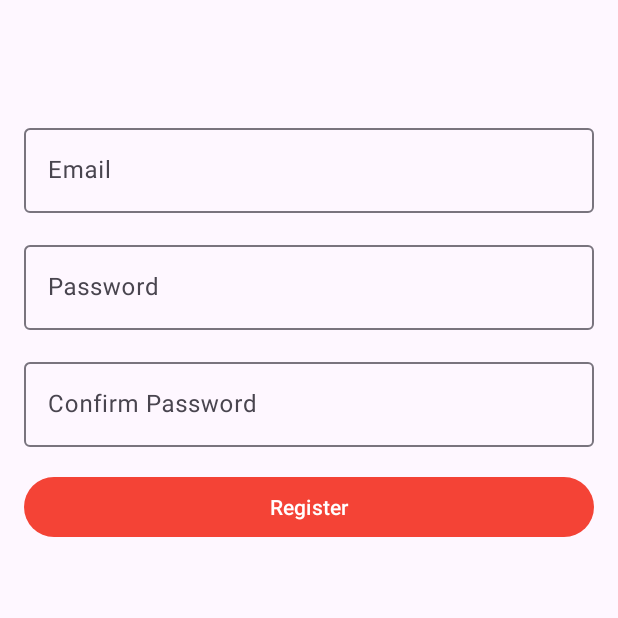
After one commit to GiovanniToledo/Dogedex, an Android app: the SignUpFragment screen opened through its navigation route, on a phone screen of 412 x 824 dp, the top half of it. The commit adds this screen. Run offline under Robolectric (Android 15) with nearby library versions, the phone set to English and light mode, and no system bars; our stand-ins replace data binding.

Commit message:
implemented Login and SignUp Fragment with navigation

```diff
--- a/app/build.gradle.kts
+++ b/app/build.gradle.kts
@@ -3,6 +3,7 @@ plugins {
     alias(libs.plugins.jetbrains.kotlin.android)
     alias(libs.plugins.org.jetbrains.kotlin.kapt)
     alias(libs.plugins.org.jetbrains.kotlin.plugin.parcelize)
+    alias(libs.plugins.navigation.safe.args.plugin) // Safe Args Plugin
 }
 
 android {
@@ -48,6 +49,8 @@ dependencies {
     implementation(libs.material)
     implementation(libs.androidx.activity)
     implementation(libs.androidx.constraintlayout)
+    implementation(libs.androidx.navigation.fragment)
+    implementation(libs.navigation.ui)
     testImplementation(libs.junit)
     androidTestImplementation(libs.androidx.junit)
     androidTestImplementation(libs.androidx.espresso.core)
--- a/app/src/main/java/com/example/dogedex/auth/LoginActivity.kt
+++ b/app/src/main/java/com/example/dogedex/auth/LoginActivity.kt
@@ -2,12 +2,20 @@ package com.example.dogedex.auth
 
 import android.os.Bundle
 import androidx.appcompat.app.AppCompatActivity
+import androidx.navigation.findNavController
 import com.example.dogedex.R
+import com.example.dogedex.databinding.ActivityLoginBinding
 
-class LoginActivity: AppCompatActivity() {
+class LoginActivity : AppCompatActivity(), LoginFragment.LoginFragmentActions {
 
     override fun onCreate(savedInstanceState: Bundle?) {
         super.onCreate(savedInstanceState)
-        setContentView(R.layout.activity_login)
+        val binding = ActivityLoginBinding.inflate(layoutInflater)
+        setContentView(binding.root)
+
+    }
+
+    override fun onRegisterButtonClick() {
+        findNavController(R.id.nav_host_fragment).navigate(LoginFragmentDirections.actionLoginFragmentToSignUpFragment())
     }
 }
--- /dev/null
+++ b/app/src/main/java/com/example/dogedex/auth/LoginFragment.kt
@@ -0,0 +1,39 @@
+package com.example.dogedex.auth
+
+import android.content.Context
+import android.os.Bundle
+import android.view.LayoutInflater
+import android.view.View
+import android.view.ViewGroup
+import androidx.fragment.app.Fragment
+import com.example.dogedex.databinding.FragmentLoginBinding
+
+class LoginFragment : Fragment() {
+
+    interface LoginFragmentActions {
+        fun onRegisterButtonClick()
+    }
+
+    private lateinit var loginFragmentActions: LoginFragmentActions
+
+    override fun onAttach(context: Context) {
+        super.onAttach(context)
+        loginFragmentActions = try {
+            context as LoginFragmentActions
+        } catch (e: ClassCastException) {
+            throw ClassCastException("$context must implement LoginFragmentActions")
+        }
+    }
+
+    override fun onCreateView(
+        inflater: LayoutInflater,
+        container: ViewGroup?,
+        savedInstanceState: Bundle?
+    ): View? {
+        val binding = FragmentLoginBinding.inflate(inflater)
+        binding.loginRegisterButton.setOnClickListener {
+            loginFragmentActions.onRegisterButtonClick()
+        }
+        return binding.root
+    }
+}
--- /dev/null
+++ b/app/src/main/java/com/example/dogedex/auth/SignUpFragment.kt
@@ -0,0 +1,66 @@
+package com.example.dogedex.auth
+
+import android.os.Bundle
+import android.util.Patterns
+import android.view.LayoutInflater
+import android.view.View
+import android.view.ViewGroup
+import androidx.fragment.app.Fragment
+import com.example.dogedex.R
+import com.example.dogedex.databinding.FragmentSignUpBinding
+
+class SignUpFragment : Fragment() {
+
+    private lateinit var binding: FragmentSignUpBinding
+
+    override fun onCreateView(
+        inflater: LayoutInflater,
+        container: ViewGroup?,
+        savedInstanceState: Bundle?
+    ): View? {
+        binding = FragmentSignUpBinding.inflate(inflater)
+
+        setupSignUpButtons()
+
+        return binding.root
+    }
+
+    private fun setupSignUpButtons() {
+        binding.signUpButton.setOnClickListener {
+            validateFields()
+        }
+    }
+
+    private fun validateFields() {
+        binding.emailInput.error = ""
+        binding.passwordInput.error = ""
+        binding.confirmPasswordInput.error = ""
+
+        val email = binding.emailEdit.text.toString()
+        if (!isValidEmail(email)) {
+            binding.emailInput.error = getString(R.string.email_is_not_valid)
+            return
+        }
+        val pass = binding.passwordEdit.text.toString()
+        if (pass.isEmpty()) {
+            binding.passwordInput.error = getString(R.string.password_must_not_be_empty)
+            return
+        }
+
+        val passConfirm = binding.confirmPasswordEdit.text.toString()
+        if (pass.isEmpty()) {
+            binding.confirmPasswordInput.error =
+                getString(R.string.password_confirm_must_not_be_empty)
+            return
+        }
+
+        if (pass != passConfirm) {
+            binding.confirmPasswordInput.error = getString(R.string.passwords_do_not_match)
+            return
+        }
+    }
+
+    private fun isValidEmail(email: String): Boolean {
+        return email.isNotEmpty() && Patterns.EMAIL_ADDRESS.matcher(email).matches()
+    }
+}
--- a/app/src/main/res/layout/activity_login.xml
+++ b/app/src/main/res/layout/activity_login.xml
@@ -1,6 +1,13 @@
 <?xml version="1.0" encoding="utf-8"?>
-<androidx.constraintlayout.widget.ConstraintLayout xmlns:android="http://schemas.android.com/apk/res/android"
-    android:layout_width="match_parent"
-    android:layout_height="match_parent">
+<layout xmlns:android="http://schemas.android.com/apk/res/android"
+    xmlns:app="http://schemas.android.com/apk/res-auto">
 
-</androidx.constraintlayout.widget.ConstraintLayout>
+    <androidx.fragment.app.FragmentContainerView
+        android:id="@+id/nav_host_fragment"
+        android:name="androidx.navigation.fragment.NavHostFragment"
+        android:layout_width="match_parent"
+        android:layout_height="match_parent"
+        app:defaultNavHost="true"
+        app:navGraph="@navigation/auth_nav_graph" />
+
+</layout>
--- /dev/null
+++ b/app/src/main/res/layout/fragment_sign_up.xml
@@ -0,0 +1,75 @@
+<?xml version="1.0" encoding="utf-8"?>
+<layout xmlns:android="http://schemas.android.com/apk/res/android"
+    xmlns:tools="http://schemas.android.com/tools">
+
+    <LinearLayout
+        android:layout_width="match_parent"
+        android:layout_height="match_parent"
+        android:orientation="vertical"
+        tools:context=".auth.LoginActivity">
+
+        <androidx.appcompat.widget.Toolbar
+            android:id="@+id/sign_up_toolbar"
+            android:layout_width="match_parent"
+            android:layout_height="wrap_content"
+            android:minHeight="?attr/actionBarSize" />
+
+        <com.google.android.material.textfield.TextInputLayout
+            android:id="@+id/email_input"
+            android:layout_width="match_parent"
+            android:layout_height="wrap_content"
+            android:layout_marginStart="16dp"
+            android:layout_marginTop="16dp"
+            android:layout_marginEnd="16dp">
+
+            <EditText
+                android:id="@+id/email_edit"
+                android:layout_width="match_parent"
+                android:layout_height="wrap_content"
+                android:autofillHints="emailAddress"
+                android:hint="@string/email"
+                android:inputType="textEmailAddress" />
+        </com.google.android.material.textfield.TextInputLayout>
+
+        <com.google.android.material.textfield.TextInputLayout
+            android:id="@+id/password_input"
+            android:layout_width="match_parent"
+            android:layout_height="wrap_content"
+            android:layout_marginStart="16dp"
+            android:layout_marginTop="16dp"
+            android:layout_marginEnd="16dp">
+
+            <EditText
+                android:id="@+id/password_edit"
+                android:layout_width="match_parent"
+                android:layout_height="wrap_content"
+                android:autofillHints="password"
+                android:hint="@string/password"
+                android:inputType="textPassword" />
+        </com.google.android.material.textfield.TextInputLayout>
+
+        <com.google.android.material.textfield.TextInputLayout
+            android:id="@+id/confirm_password_input"
+            android:layout_width="match_parent"
+            android:layout_height="wrap_content"
+            android:layout_margin="16dp">
+
+            <EditText
+                android:id="@+id/confirm_password_edit"
+                android:layout_width="match_parent"
+                android:layout_height="wrap_content"
+                android:autofillHints="password"
+                android:hint="@string/confirm_password"
+                android:inputType="textPassword" />
+        </com.google.android.material.textfield.TextInputLayout>
+
+        <Button
+            android:id="@+id/sign_up_button"
+            android:layout_width="match_parent"
+            android:layout_height="wrap_content"
+            android:layout_marginStart="16dp"
+            android:layout_marginEnd="16dp"
+            android:text="@string/sign_up" />
+
+    </LinearLayout>
+</layout>
--- /dev/null
+++ b/app/src/main/res/navigation/auth_nav_graph.xml
@@ -0,0 +1,19 @@
+<?xml version="1.0" encoding="utf-8"?>
+<navigation xmlns:android="http://schemas.android.com/apk/res/android"
+    xmlns:app="http://schemas.android.com/apk/res-auto"
+    android:id="@+id/auth_nav_graph"
+    app:startDestination="@id/loginFragment">
+
+    <fragment
+        android:id="@+id/loginFragment"
+        android:name="com.example.dogedex.auth.LoginFragment"
+        android:label="LoginFragment" >
+        <action
+            android:id="@+id/action_loginFragment_to_signUpFragment"
+            app:destination="@id/signUpFragment" />
+    </fragment>
+    <fragment
+        android:id="@+id/signUpFragment"
+        android:name="com.example.dogedex.auth.SignUpFragment"
+        android:label="SignUpFragment" />
+</navigation>
--- a/app/src/main/res/values/strings.xml
+++ b/app/src/main/res/values/strings.xml
@@ -9,4 +9,14 @@
     <string name="error_showing_dog_not_found">Error showing dog, dog not found</string>
     <string name="dog_index_format">#%d</string>
     <string name="dog_life_expectancy_format">%s years</string>
+    <string name="email">Email\n</string>
+    <string name="password">Password</string>
+    <string name="confirm_password">Confirm Password</string>
+    <string name="sign_up">Register</string>
+    <string name="login">Login</string>
+    <string name="do_not_have_an_account">Do not have an account?</string>
+    <string name="email_is_not_valid">Email is not valid!</string>
+    <string name="password_must_not_be_empty">Password must not be empty!</string>
+    <string name="password_confirm_must_not_be_empty">Password must not be empty!</string>
+    <string name="passwords_do_not_match">Password do not match!</string>
 </resources>
--- a/build.gradle.kts
+++ b/build.gradle.kts
@@ -4,4 +4,5 @@ plugins {
     alias(libs.plugins.jetbrains.kotlin.android) apply false
     alias(libs.plugins.org.jetbrains.kotlin.kapt) apply false
     alias(libs.plugins.org.jetbrains.kotlin.plugin.parcelize) apply false
+    alias(libs.plugins.navigation.safe.args.plugin) apply false // Safe Args Plugin
 }
--- a/gradle/libs.versions.toml
+++ b/gradle/libs.versions.toml
@@ -15,6 +15,8 @@ activityKtx = "1.9.1"
 retrofit2 = "2.9.0"
 kotlin-parcelize = "2.0.20"
 coilKtVersion = "2.7.0"
+navigationFragment = "2.7.7"
+nav-safe-args-version = "2.7.7"
 
 [libraries]
 androidx-core-ktx = { group = "androidx.core", name = "core-ktx", version.ref = "coreKtx" }
@@ -30,9 +32,12 @@ androidx-activity-ktx = { group = "androidx.activity", name = "activity-ktx", ve
 com-square-retrofit2 = { group = "com.squareup.retrofit2", name = "retrofit", version.ref = "retrofit2"}
 com-square-moshi = { group = "com.squareup.retrofit2", name = "converter-moshi", version.ref = "retrofit2"}
 io-coil-kt = {group = "io.coil-kt", name = "coil", version.ref = "coilKtVersion"}
+androidx-navigation-fragment = { group = "androidx.navigation", name = "navigation-fragment", version.ref = "navigationFragment" }
+navigation-ui = { group = "androidx.navigation", name = "navigation-ui-ktx", version.ref = "nav-safe-args-version" }
 
 [plugins]
 android-application = { id = "com.android.application", version.ref = "agp" }
 jetbrains-kotlin-android = { id = "org.jetbrains.kotlin.android", version.ref = "kotlin" }
 org-jetbrains-kotlin-kapt = { id = "org.jetbrains.kotlin.kapt", version.ref = "org-jetbrains-kotlin-android" }
 org-jetbrains-kotlin-plugin-parcelize = { id = "org.jetbrains.kotlin.plugin.parcelize", version.ref = "kotlin-parcelize" }
+navigation-safe-args-plugin = { id = "androidx.navigation.safeargs", version.ref = "nav-safe-args-version" }
```
Also changed, not shown: app/src/main/AndroidManifest.xml (+10 -3 lines), app/src/main/res/layout/fragment_login.xml (added, +72 -0 lines).
